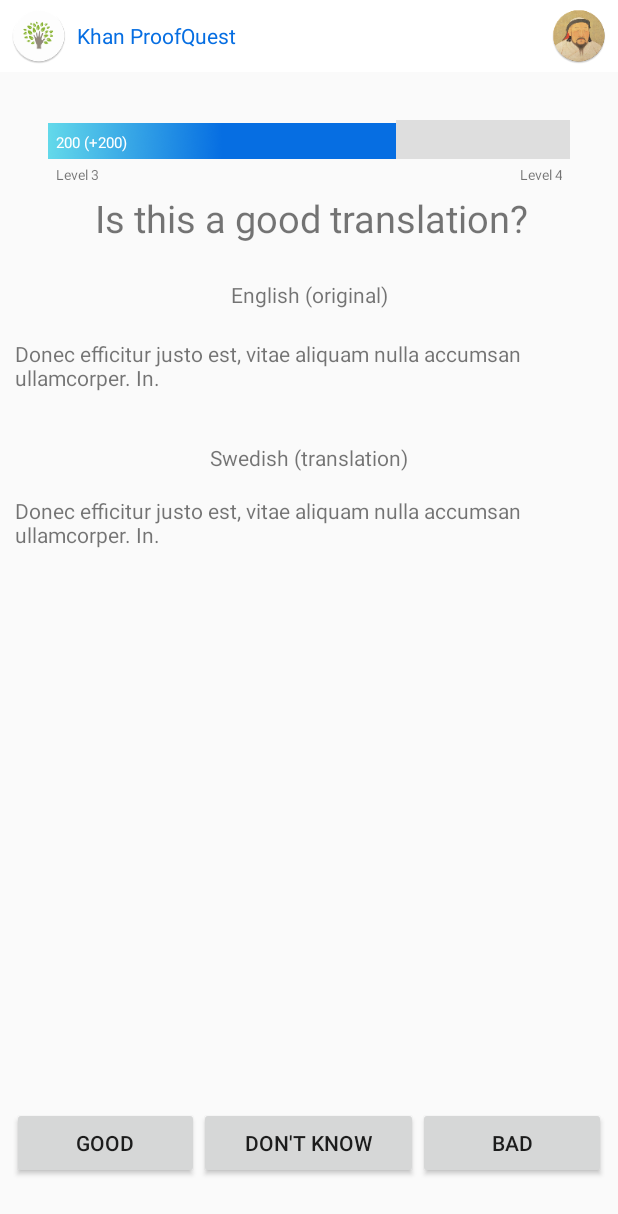
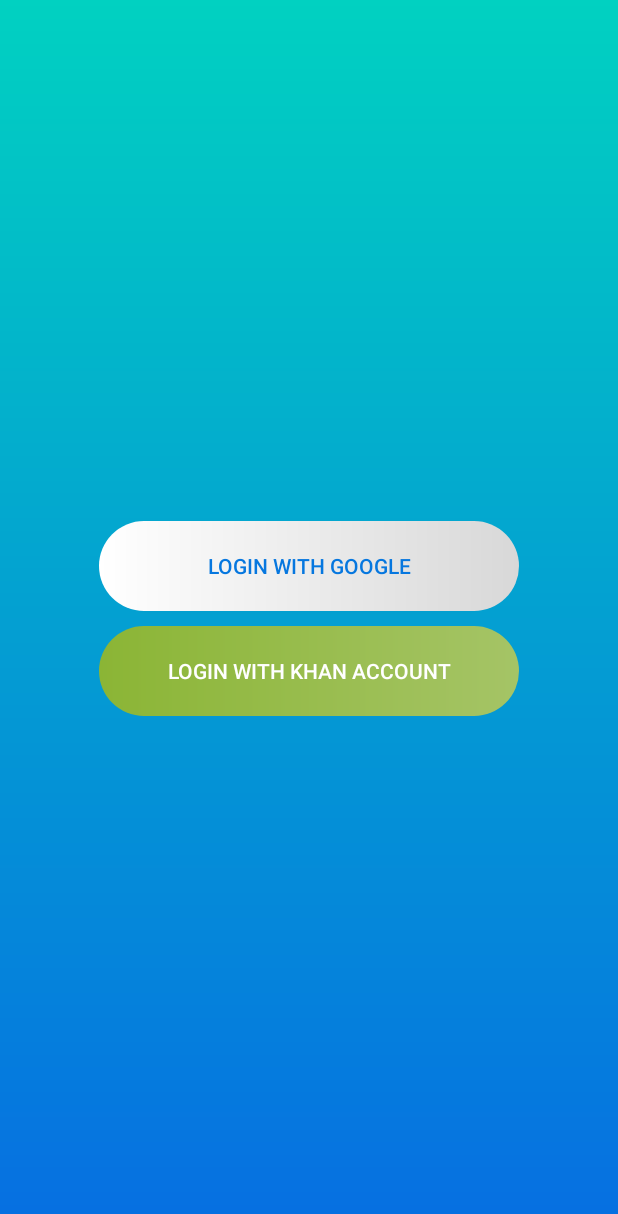
Before and after one commit to jflasson/KhantributeOpenhack17, an Android app: the screen it shows after launch (RatingActivity before the commit, LoginActivity after it), on a phone screen of 412 x 824 dp. Shown: the top 1214 px of the screen. Run offline under Robolectric (Android 15) with nearby library versions, the phone set to English and light mode, and no system bars.

Commit message:
login activity added

```diff
--- a/android/KhanProof/app/build.gradle
+++ b/android/KhanProof/app/build.gradle
@@ -1,4 +1,5 @@
 apply plugin: 'com.android.application'
+
 
 android {
     compileSdkVersion 26
@@ -21,6 +22,7 @@ android {
 
 dependencies {
     compile fileTree(dir: 'libs', include: ['*.jar'])
+    compile 'com.google.android.gms:play-services-auth:11.6.0'
     androidTestCompile('com.android.support.test.espresso:espresso-core:2.2.2', {
         exclude group: 'com.android.support', module: 'support-annotations'
     })
@@ -29,3 +31,5 @@ dependencies {
     testCompile 'junit:junit:4.12'
 
 }
+
+apply plugin: 'com.google.gms.google-services'
--- /dev/null
+++ b/android/KhanProof/app/src/main/java/com/example/johan/khanproof/LoginActivity.java
@@ -0,0 +1,102 @@
+package com.example.johan.khanproof;
+
+import android.content.Intent;
+import android.os.Bundle;
+import android.support.v7.app.AppCompatActivity;
+import android.util.Log;
+import android.view.View;
+
+import com.google.android.gms.auth.api.signin.GoogleSignIn;
+import com.google.android.gms.auth.api.signin.GoogleSignInAccount;
+import com.google.android.gms.auth.api.signin.GoogleSignInClient;
+import com.google.android.gms.auth.api.signin.GoogleSignInOptions;
+import com.google.android.gms.common.SignInButton;
+import com.google.android.gms.common.api.ApiException;
+import com.google.android.gms.tasks.Task;
+
+public class LoginActivity extends AppCompatActivity implements View.OnClickListener {
+
+    private GoogleSignInClient mGoogleSignInClient;
+    private SignInButton signInButton;
+
+    private final static int GOOGLE_SIGN_IN = 1;
+    private final static int KHAN_SIGN_IN = 2;
+
+    private final static String TAG = "LoginActivity";
+
+    @Override
+    protected void onCreate(Bundle savedInstanceState) {
+        super.onCreate(savedInstanceState);
+        setContentView(R.layout.activity_login);
+        Log.d(TAG, "onCreate: ");
+
+        // Configure sign-in to request the user's ID, email address, and basic
+        // profile. ID and basic profile are included in DEFAULT_SIGN_IN.
+        GoogleSignInOptions gso = new GoogleSignInOptions.Builder(GoogleSignInOptions.DEFAULT_SIGN_IN)
+                .requestEmail()
+                .build();
+
+        // Build a GoogleSignInClient with the options specified by gso.
+        mGoogleSignInClient = GoogleSignIn.getClient(this, gso);
+
+        findViewById(R.id.sign_in_button).setOnClickListener(this);
+        findViewById(R.id.khan_login).setOnClickListener(this);
+
+    }
+
+    @Override
+    public void onActivityResult(int requestCode, int resultCode, Intent data) {
+        super.onActivityResult(requestCode, resultCode, data);
+
+        // Result returned from launching the Intent from GoogleSignInClient.getSignInIntent(...);
+        if (requestCode == GOOGLE_SIGN_IN) {
+            // The Task returned from this call is always completed, no need to attach
+            // a listener.
+            Task<GoogleSignInAccount> task = GoogleSignIn.getSignedInAccountFromIntent(data);
+            handleSignInResult(task);
+        }
+    }
+
+    @Override
+    public void onClick(View v) {
+        switch (v.getId()) {
+            case R.id.sign_in_button:
+                // Google sign in
+                Intent signInIntent = mGoogleSignInClient.getSignInIntent();
+                startActivityForResult(signInIntent, GOOGLE_SIGN_IN);
+                break;
+            case R.id.khan_login:
+                // Khan sign in
+                Intent khanLoginIntent = new Intent(this, KhanLoginActivity.class);
+                startActivity(khanLoginIntent);
+                break;
+        }
+    }
+
+
+    private void handleSignInResult(Task<GoogleSignInAccount> completedTask) {
+        try {
+            Log.d(TAG, "handleSignInResult: LOGIN SUCCESS");
+            GoogleSignInAccount account = completedTask.getResult(ApiException.class);
+
+            // Signed in successfully, show authenticated UI.
+            Intent intent = new Intent(this, RatingActivity.class);
+            startActivity(intent);
+        } catch (ApiException e) {
+            // The ApiException status code indicates the detailed failure reason.
+            // Please refer to the GoogleSignInStatusCodes class reference for more information.
+            Log.w(TAG, "signInResult:failed code=" + e.getStatusCode());
+            updateUI(null);
+        }
+    }
+
+    private void updateUI(GoogleSignInAccount account) {
+        Log.d(TAG, "LOGIN FAILED");
+
+        if (account == null) {
+            //TODO: give feedback to user that login was unsuccessful
+        }
+
+
+    }
+}
--- /dev/null
+++ b/android/KhanProof/app/src/main/res/drawable/login_background.xml
@@ -0,0 +1,12 @@
+<?xml version="1.0" encoding="UTF-8"?>
+<shape xmlns:android="http://schemas.android.com/apk/res/android"
+    android:shape="rectangle">
+
+    <gradient
+        android:startColor="#066ee2"
+        android:endColor="#01d1c1"
+        android:angle="90"/>
+
+    <corners android:radius="0dp" />
+
+</shape>
--- /dev/null
+++ b/android/KhanProof/app/src/main/res/drawable/login_buttons.xml
@@ -0,0 +1,11 @@
+<?xml version="1.0" encoding="utf-8"?>
+<shape xmlns:android="http://schemas.android.com/apk/res/android"
+    android:shape="rectangle">
+
+    <gradient
+        android:startColor="#ffffff"
+        android:endColor="#d8d8d8"/>
+    <corners
+        android:radius="30dp" />
+
+</shape>
--- /dev/null
+++ b/android/KhanProof/app/src/main/res/drawable/login_khan_buttons.xml
@@ -0,0 +1,12 @@
+<?xml version="1.0" encoding="utf-8"?>
+<shape xmlns:android="http://schemas.android.com/apk/res/android"
+    android:shape="rectangle">
+
+    <gradient
+        android:startColor="#8bb535"
+        android:endColor="#a5c466"/>
+
+    <corners
+        android:radius="30dp" />
+
+</shape>
--- /dev/null
+++ b/android/KhanProof/app/src/main/res/layout/activity_login.xml
@@ -0,0 +1,57 @@
+<?xml version="1.0" encoding="utf-8"?>
+<android.support.constraint.ConstraintLayout xmlns:android="http://schemas.android.com/apk/res/android"
+    xmlns:app="http://schemas.android.com/apk/res-auto"
+    xmlns:tools="http://schemas.android.com/tools"
+    android:layout_width="match_parent"
+    android:layout_height="match_parent"
+    tools:context="com.example.johan.khanproof.RatingActivity"
+    android:background="@drawable/login_background">
+
+
+
+
+
+
+    <LinearLayout
+        android:layout_width="wrap_content"
+        android:layout_height="wrap_content"
+        android:orientation="vertical"
+        app:layout_constraintBottom_toBottomOf="parent"
+        app:layout_constraintLeft_toLeftOf="parent"
+        app:layout_constraintRight_toRightOf="parent"
+        app:layout_constraintTop_toTopOf="parent">
+
+        <Button
+            android:id="@+id/sign_in_button"
+            android:layout_width="280dp"
+            android:layout_height="60dp"
+            android:background="@drawable/login_buttons"
+            android:text="Login with google"
+            android:textColor="#0677df"
+            app:layout_constraintBottom_toBottomOf="parent"
+            app:layout_constraintLeft_toLeftOf="parent"
+            app:layout_constraintRight_toRightOf="parent"
+            app:layout_constraintTop_toTopOf="parent"
+            app:layout_constraintVertical_bias="0.535" />
+
+        <Button
+            android:id="@+id/khan_login"
+            android:layout_width="match_parent"
+            android:layout_height="60dp"
+            android:background="@drawable/login_khan_buttons"
+            android:text="Login with Khan Account"
+
+            android:textColor="#ffffff"
+            app:layout_constraintBottom_toBottomOf="parent"
+            app:layout_constraintLeft_toLeftOf="parent"
+            app:layout_constraintRight_toRightOf="parent"
+            app:layout_constraintTop_toTopOf="parent"
+            app:layout_constraintVertical_bias="0.535"
+            android:layout_marginTop="10dp" />
+
+    </LinearLayout>
+
+
+
+
+</android.support.constraint.ConstraintLayout>
--- a/android/KhanProof/app/src/main/res/layout/activity_rating.xml
+++ b/android/KhanProof/app/src/main/res/layout/activity_rating.xml
@@ -31,7 +31,6 @@
         android:layout_marginStart="8dp"
         android:layout_marginTop="10dp"
         android:text="@string/lorem_ipsum"
-        app:layout_constraintHorizontal_bias="0.5"
         app:layout_constraintLeft_toLeftOf="parent"
         app:layout_constraintRight_toRightOf="parent"
         android:padding="10dp"
@@ -129,14 +128,13 @@
         app:layout_constraintRight_toRightOf="parent"
         app:layout_constraintTop_toTopOf="parent"
         android:id="@+id/include"
-        android:layout_marginTop="0dp"
         android:elevation="2dp"
 
         app:layout_constraintHorizontal_bias="0.0" />
 
     <include
         layout="@layout/levelbar"
-        android:layout_width="match_parent"
+        android:layout_width="0dp"
         android:layout_height="wrap_content"
         android:layout_marginLeft="32dp"
         android:layout_marginRight="32dp"
@@ -145,6 +143,8 @@
         app:layout_constraintRight_toRightOf="parent"
         app:layout_constraintTop_toBottomOf="@+id/include"
         app:layout_constraintHorizontal_bias="0.0"
-        android:id="@+id/include2" />
+        android:id="@+id/include2"
+        android:layout_marginStart="32dp"
+        android:layout_marginEnd="32dp" />
 
 </android.support.constraint.ConstraintLayout>
--- a/android/KhanProof/build.gradle
+++ b/android/KhanProof/build.gradle
@@ -5,6 +5,7 @@ buildscript {
         jcenter()
     }
     dependencies {
+        classpath 'com.google.gms:google-services:3.1.0'
         classpath 'com.android.tools.build:gradle:2.3.3'
 
         // NOTE: Do not place your application dependencies here; they belong
@@ -15,6 +16,9 @@ buildscript {
 allprojects {
     repositories {
         jcenter()
+        maven {
+            url "https://maven.google.com"
+        }
     }
 }
 
```
Also changed, not shown: android/KhanProof/app/src/main/AndroidManifest.xml (+13 -1 lines), android/KhanProof/app/src/main/java/com/example/johan/khanproof/KhanLoginActivity.java (added, +51 -0 lines), android/KhanProof/app/src/main/res/layout/activity_khan_login.xml (added, +69 -0 lines), 1 other file.
